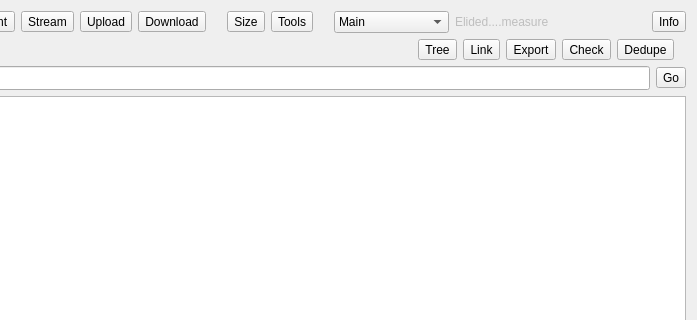
Before: the Qt Designer form src/remote_widget.ui in manprint/RcloneBrowser, drawn with Qt 5; both pictures show x 406 to 1103 and y 0 to 320 of the 1103 by 552 pixel window.
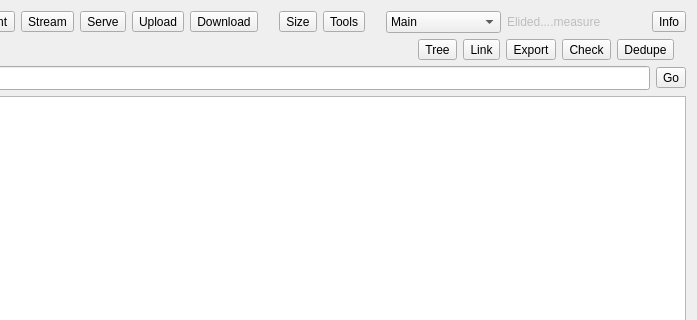
After: the same form once the commit is applied.

Commit message:
sub-phase(1.2): add a Serve button to the remote tab button row
The button follows actionServe and is styled like Stream in every
button style.

PEV-Plan: 002_plan-ServeJobsWebui
PEV-Unit: 1.2
PEV-Attempt: 1
PEV-Result: complete

Diff of the .ui file:
```diff
--- a/src/remote_widget.ui
+++ b/src/remote_widget.ui
@@ -166,6 +166,16 @@
             </property>
            </widget>
           </item>
+          <item>
+           <widget class="QToolButton" name="buttonServe">
+            <property name="text">
+             <string>Serve</string>
+            </property>
+            <property name="toolButtonStyle">
+             <enum>Qt::ToolButtonTextUnderIcon</enum>
+            </property>
+           </widget>
+          </item>
           <item>
            <widget class="QToolButton" name="buttonUpload">
             <property name="text">
```
Left out of the diff: 1 changed line with no effect on the pictures. The commit also changes 3 other files.
